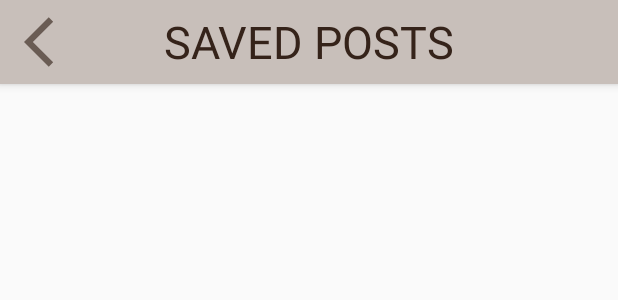
After one commit to Falmn/Fika-2.0, an Android app: the layout fragment_saved_.xml on its own in the app's theme, with its tools: preview values and no code run, on a phone screen of 412 x 824 dp. The commit adds this screen. Shown: the top 300 px of the screen. Run offline under Robolectric (Android 15) with nearby library versions, the phone set to English and light mode, and no system bars.

Commit message:
changed to List in RecyclerViewAdapter and added new fragment for saved posts

```diff
--- a/app/src/main/java/ie/ul/fika_20/Adapter/RecyclerViewAdapter.java
+++ b/app/src/main/java/ie/ul/fika_20/Adapter/RecyclerViewAdapter.java
@@ -29,9 +29,9 @@ public class RecyclerViewAdapter extends RecyclerView.Adapter<RecyclerViewAdapte
 
 private static final String Tag = "recyclerView";
 private final Context mContext;
-private final ArrayList<Post> postList;
+private List<Post> postList;
 
-    public RecyclerViewAdapter(Context mContext, ArrayList<Post> postList) {
+    public RecyclerViewAdapter(Context mContext, List<Post> postList) {
         this.mContext = mContext;
         this.postList = postList;
     }
--- /dev/null
+++ b/app/src/main/res/layout/fragment_saved_.xml
@@ -0,0 +1,47 @@
+<?xml version="1.0" encoding="utf-8"?>
+<RelativeLayout xmlns:android="http://schemas.android.com/apk/res/android"
+    xmlns:tools="http://schemas.android.com/tools"
+    android:layout_width="match_parent"
+    android:layout_height="match_parent"
+    tools:context=".Fragments.SavedFragment">
+
+    <com.google.android.material.appbar.AppBarLayout
+        android:layout_width="match_parent"
+        android:layout_height="wrap_content"
+        android:id="@+id/top"
+        android:layout_alignParentTop="true">
+
+        <androidx.appcompat.widget.Toolbar
+            android:layout_width="match_parent"
+            android:layout_height="match_parent"
+            android:background="@color/colorBeige"
+            android:id="@+id/top_toolbar">
+
+            <ImageView
+                android:layout_width="40dp"
+                android:layout_height="40dp"
+                android:src="@drawable/ic_back"
+                android:layout_gravity="left"
+                android:id="@+id/nav_back_saved">
+            </ImageView>
+
+            <TextView
+                android:layout_width="wrap_content"
+                android:layout_height="wrap_content"
+                android:text="SAVED POSTS"
+                android:textColor="@color/colorPrimary"
+                android:textSize="30sp"
+                android:layout_gravity="center">
+            </TextView>
+
+        </androidx.appcompat.widget.Toolbar>
+
+    </com.google.android.material.appbar.AppBarLayout>
+
+    <androidx.recyclerview.widget.RecyclerView
+        android:layout_width="match_parent"
+        android:layout_height="wrap_content"
+        android:id="@+id/recycler_view_saved"
+        android:layout_below="@id/top"/>
+
+</RelativeLayout>
```
Also changed, not shown: app/src/main/java/ie/ul/fika_20/Fragments/SavedFragment.java (added, +104 -0 lines).
